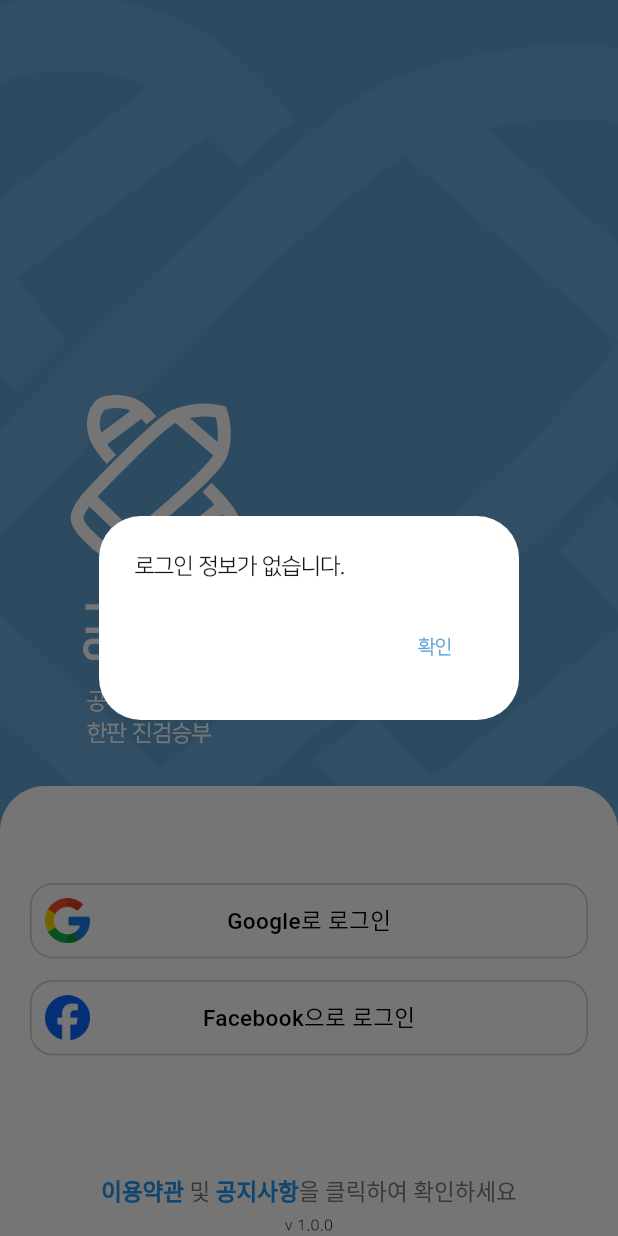
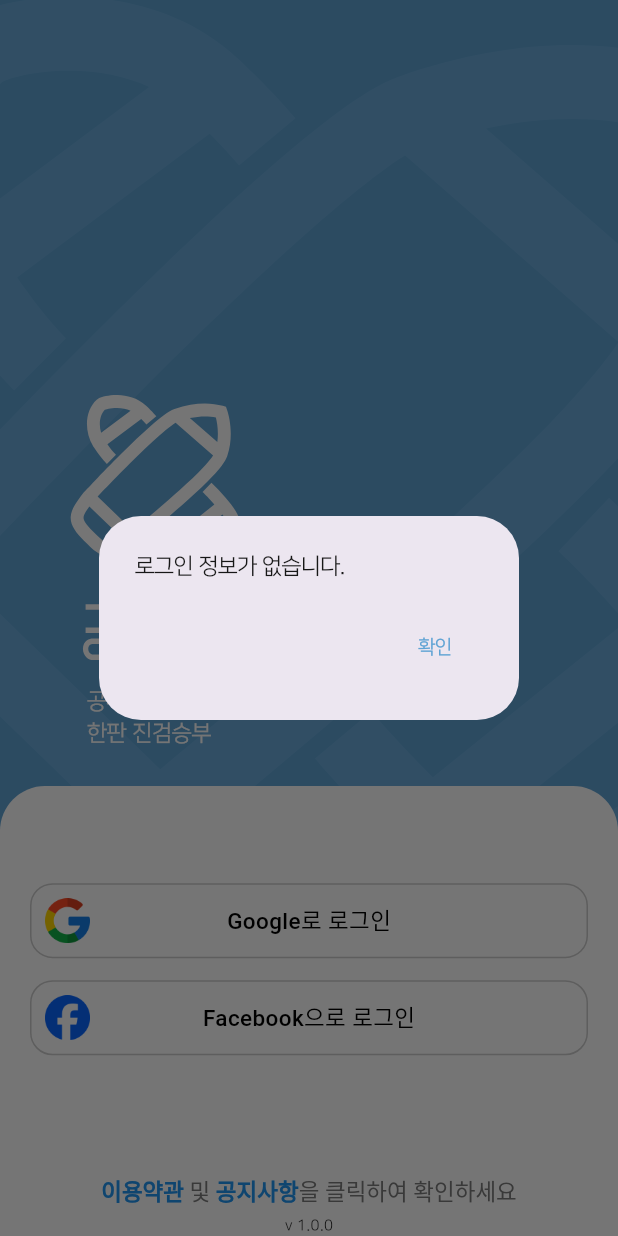
Before and after one commit to celeste0423/ggsb_project, a Flutter app: the screen it shows after launch, after a tap on "Google로 로그인", on a phone screen of 412 x 824 dp. Run offline on Flutter 3.47's test engine with Material 3 defaults, Android fonts, the phone set to English and light mode, and no system bars; our stand-ins replace cloud_firestore, firebase_auth, firebase_core, flutter_svg, get, google_sign_in and 1 more; missing offline and left inert: flutter_facebook_auth; accounts and stored records are empty.

Commit message:
0.0.1+1 join room fuction / dialog background theme

```diff
--- a/lib/src/features/room_list/controllers/room_list_page_controller.dart
+++ b/lib/src/features/room_list/controllers/room_list_page_controller.dart
@@ -73,6 +73,8 @@ class RoomListPageController extends GetxController {
         );
         UserRepository().updateUserModel(updatedUserModel);
         InitBinding().refreshControllers();
+        Get.back();
+        joinRoomIdController.dispose();
         isRoomListLoading(false);
       }
     }
--- a/lib/src/helpers/open_alert_dialog.dart
+++ b/lib/src/helpers/open_alert_dialog.dart
@@ -11,7 +11,6 @@ openAlertDialog({
   VoidCallback? secondfunction,
 }) {
   return Get.dialog(AlertDialog(
-    backgroundColor: Colors.white,
     title: Text(
       title,
       style: TextStyle(
--- a/lib/src/theme/base_theme.dart
+++ b/lib/src/theme/base_theme.dart
@@ -22,5 +22,7 @@ ThemeData baseTheme(BuildContext context) {
     popupMenuTheme: PopupMenuThemeData(
       surfaceTintColor: CustomColors.whiteBackground, // 원하는 배경 색으로 변경
     ),
+    //dialog
+    dialogBackgroundColor: Colors.white,
   );
 }
```
